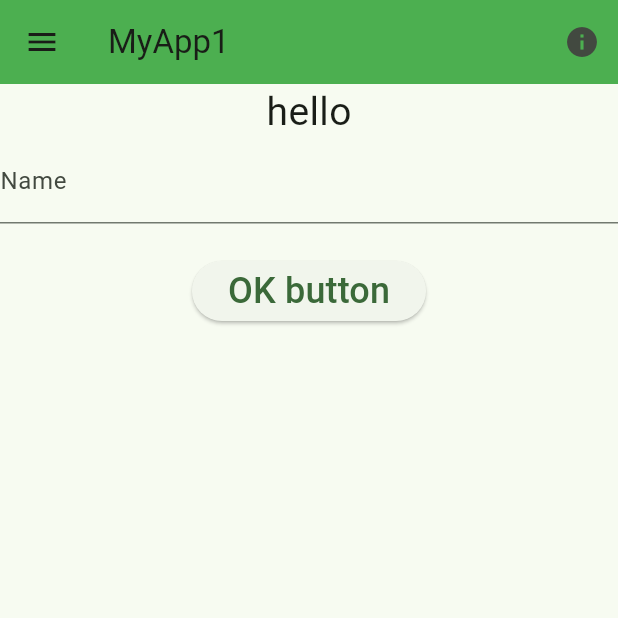
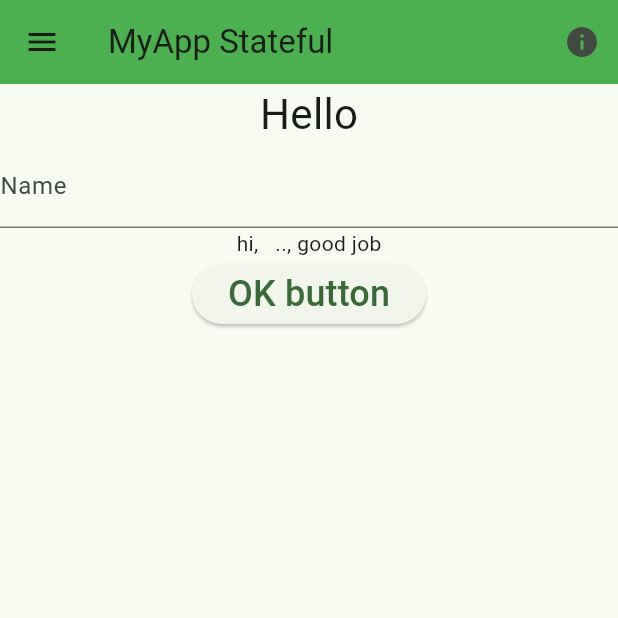
Before and after one commit to myitpart/flutter_wk5_cs_stateful, a Flutter app: the screen it shows after launch, after a tap on "OK button", on a phone screen of 412 x 824 dp, the top half of it. Run offline on Flutter 3.47's test engine with Material 3 defaults, Android fonts, the phone set to English and light mode, and no system bars.

Commit message:
stateful

```diff
--- a/lib/welcome_page.dart
+++ b/lib/welcome_page.dart
@@ -16,7 +16,7 @@ class _WelcomePageState extends State<WelcomePage> {
   Widget build(BuildContext context) {
     return Scaffold(
       appBar: AppBar(
-        title: Text('MyApp1'),
+        title: Text('MyApp Stateful'),
         leading: IconButton(
           icon: const Icon(Icons.menu),
           onPressed: () {
@@ -36,8 +36,8 @@ class _WelcomePageState extends State<WelcomePage> {
         child: Column(
           children: [
             Text(
-              'hello',
-              style: TextStyle(fontSize: 26),
+              'Hello',
+              style: TextStyle(fontSize: 28),
             ),
             TextField(
               controller: _textController,
@@ -50,9 +50,6 @@ class _WelcomePageState extends State<WelcomePage> {
             ElevatedButton(
                 onPressed: () {
                   String input = _textController.text;
-                  double? number = double.tryParse(input);  //
-                  // double usd = double.tryParse(_textController.text) ?? 0.0; //
-                  double usd = double.parse(_textController.text) ;
                   setState(() {
                     _output = 'hi,  $input .., good job';
                   });
```
Also changed, not shown: pubspec.lock, 1 other file.
